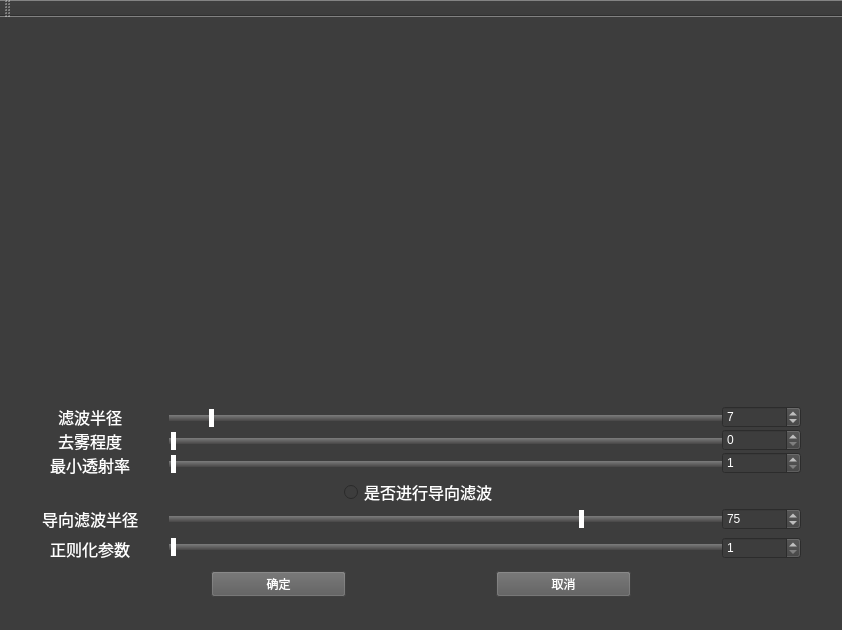
This is Image_processing/Image_Removal_ui.ui in SundalandBR/ImageProcessing as Qt 5 draws it before an edit. The edited form follows.
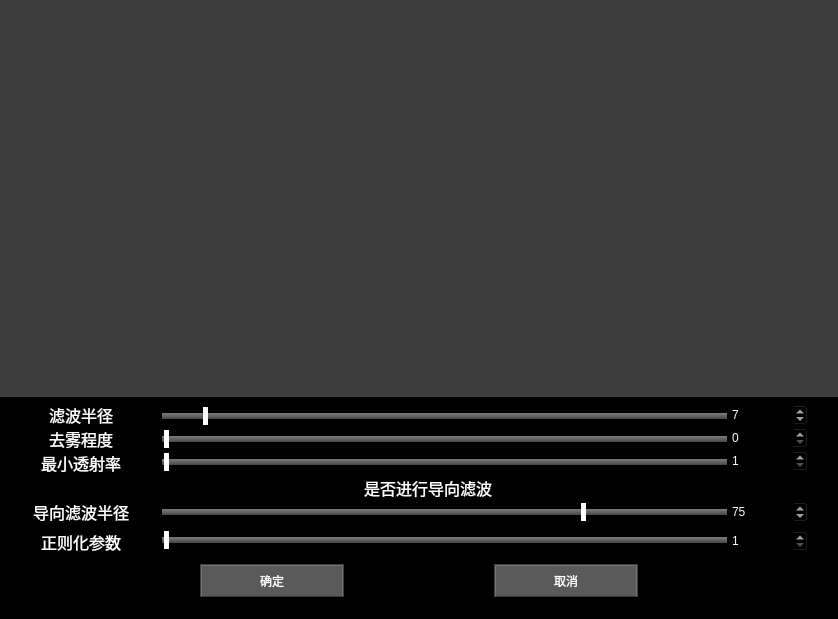
This is the edited form. Icons and pictures are not drawn.

What changed in the file:
```diff
--- a/Image_processing/Image_Removal_ui.ui
+++ b/Image_processing/Image_Removal_ui.ui
@@ -7,21 +7,212 @@
     <x>0</x>
     <y>0</y>
     <width>838</width>
-    <height>618</height>
+    <height>619</height>
    </rect>
   </property>
   <property name="windowTitle">
    <string>Image_Removal_ui</string>
   </property>
   <property name="styleSheet">
-   <string notr="true">background-color: rgb(249, 250, 251);
-background-color: rgb(61, 61, 61);</string>
+   <string notr="true">/*
+Dark Console Style Sheet for QT Applications
+Author: Jaime A. Quiroga P.
+Company: GTRONICK
+Last updated: 24/05/2018, 17:12.
+Available at: https://github.com/GTRONICK/QSS/blob/master/ConsoleStyle.qss
+*/
+QWidget {
+	background-color:rgb(0, 0, 0);
+	color: rgb(240, 240, 240);
+	border-color: rgb(58, 58, 58);
+}
+
+QPlainTextEdit {
+	background-color:rgb(0, 0, 0);
+	color: rgb(200, 200, 200);
+	selection-background-color: rgb(255, 153, 0);
+	selection-color: rgb(0, 0, 0);
+}
+
+QTabWidget::pane {
+    	border-top: 1px solid #000000;
+}
+
+QTabBar::tab {
+ 	background-color:rgb(0, 0, 0);
+ 	border-style: outset;
+	border-width: 1px;
+	border-right-color: qlineargradient(spread:pad, x1:0.4, y1:0.5, x2:0.6, y2:0.5, stop:0 rgba(115, 115, 115, 255), stop:1 rgba(62, 62, 62, 255));
+	border-left-color: qlineargradient(spread:pad, x1:0.6, y1:0.5, x2:0.4, y2:0.5, stop:0 rgba(115, 115, 115, 255), stop:1 rgba(62, 62, 62, 255));
+  border-bottom-color: rgb(58, 58, 58);
+	border-bottom-width: 1px;
+	border-top-width: 0px;
+	border-style: solid;
+	color: rgb(255, 153, 0);
+	padding: 4px;
+}
+
+QTabBar::tab:selected, QTabBar::tab:hover {
+   color: rgb(255, 255, 255);
+   background-color:rgb(0, 0, 0);
+   border-color:rgb(42, 42, 42);
+   margin-left: 0px;
+   margin-right: 0px;
+   border-bottom-right-radius:4px;
+   border-bottom-left-radius:4px;
+}
+
+QTabBar::tab:last:selected {
+  background-color:rgb(0, 0, 0);
+	border-color:rgb(42, 42, 42);
+	margin-left: 0px;
+  	margin-right: 0px;
+	border-bottom-right-radius:4px;
+	border-bottom-left-radius:4px;
+}
+
+QTabBar::tab:!selected {
+   margin-bottom: 4px;
+   border-bottom-right-radius:4px;
+   border-bottom-left-radius:4px;
+}
+
+QPushButton{
+	border-style: outset;
+	border-width: 2px;
+	border-top-color: qlineargradient(spread:pad, x1:0.5, y1:0.6, x2:0.5, y2:0.4, stop:0 rgba(115, 115, 115, 255), stop:1 rgba(62, 62, 62, 255));
+	border-right-color: qlineargradient(spread:pad, x1:0.4, y1:0.5, x2:0.6, y2:0.5, stop:0 rgba(115, 115, 115, 255), stop:1 rgba(62, 62, 62, 255));
+	border-left-color: qlineargradient(spread:pad, x1:0.6, y1:0.5, x2:0.4, y2:0.5, stop:0 rgba(115, 115, 115, 255), stop:1 rgba(62, 62, 62, 255));
+	border-bottom-color: rgb(58, 58, 58);
+	border-bottom-width: 1px;
+	border-style: solid;
+	color: rgb(255, 255, 255);
+	padding: 6px;
+	background-color: qlineargradient(spread:pad, x1:0.5, y1:1, x2:0.5, y2:0, stop:0 rgba(77, 77, 77, 255), stop:1 rgba(97, 97, 97, 255));
+}
+
+QPushButton:hover{
+	border-style: outset;
+	border-width: 2px;
+	border-top-color: qlineargradient(spread:pad, x1:0.5, y1:0.6, x2:0.5, y2:0.4, stop:0 rgba(180, 180, 180, 255), stop:1 rgba(110, 110, 110, 255));
+	border-right-color: qlineargradient(spread:pad, x1:0.4, y1:0.5, x2:0.6, y2:0.5, stop:0 rgba(180, 180, 180, 255), stop:1 rgba(110, 110, 110, 255));
+	border-left-color: qlineargradient(spread:pad, x1:0.6, y1:0.5, x2:0.4, y2:0.5, stop:0 rgba(180, 180, 180, 255), stop:1 rgba(110, 110, 110, 255));
+	border-bottom-color: rgb(115, 115, 115);
+	border-bottom-width: 1px;
+	border-style: solid;
+	color: rgb(255, 255, 255);
+	padding: 6px;
+	background-color: qlineargradient(spread:pad, x1:0.5, y1:1, x2:0.5, y2:0, stop:0 rgba(107, 107, 107, 255), stop:1 rgba(157, 157, 157, 255));
+}
+
+QPushButton:pressed{
+	border-style: outset;
+	border-width: 2px;
+	border-top-color: qlineargradient(spread:pad, x1:0.5, y1:0.6, x2:0.5, y2:0.4, stop:0 rgba(62, 62, 62, 255), stop:1 rgba(22, 22, 22, 255));
+	border-right-color: qlineargradient(spread:pad, x1:0.4, y1:0.5, x2:0.6, y2:0.5, stop:0 rgba(115, 115, 115, 255), stop:1 rgba(62, 62, 62, 255));
+	border-left-color: qlineargradient(spread:pad, x1:0.6, y1:0.5, x2:0.4, y2:0.5, stop:0 rgba(115, 115, 115, 255), stop:1 rgba(62, 62, 62, 255));
+	border-bottom-color: rgb(58, 58, 58);
+	border-bottom-width: 1px;
+	border-style: solid;
+	color: rgb(255, 255, 255);
+	padding: 6px;
+	background-color: qlineargradient(spread:pad, x1:0.5, y1:1, x2:0.5, y2:0, stop:0 rgba(77, 77, 77, 255), stop:1 rgba(97, 97, 97, 255));
+}
+
+QPushButton:disabled{
+	border-style: outset;
+	border-width: 2px;
+	border-top-color: qlineargradient(spread:pad, x1:0.5, y1:0.6, x2:0.5, y2:0.4, stop:0 rgba(115, 115, 115, 255), stop:1 rgba(62, 62, 62, 255));
+	border-right-color: qlineargradient(spread:pad, x1:0.4, y1:0.5, x2:0.6, y2:0.5, stop:0 rgba(115, 115, 115, 255), stop:1 rgba(62, 62, 62, 255));
+	border-left-color: qlineargradient(spread:pad, x1:0.6, y1:0.5, x2:0.4, y2:0.5, stop:0 rgba(115, 115, 115, 255), stop:1 rgba(62, 62, 62, 255));
+	border-bottom-color: rgb(58, 58, 58);
+	border-bottom-width: 1px;
+	border-style: solid;
+	color: rgb(0, 0, 0);
+	padding: 6px;
+	background-color: qlineargradient(spread:pad, x1:0.5, y1:1, x2:0.5, y2:0, stop:0 rgba(57, 57, 57, 255), stop:1 rgba(77, 77, 77, 255));
+}
+
+QLineEdit {
+	border-width: 1px; border-radius: 4px;
+	border-color: rgb(58, 58, 58);
+	border-style: inset;
+	padding: 0 8px;
+	color: rgb(255, 255, 255);
+	background:rgb(101, 101, 101);
+	selection-background-color: rgb(187, 187, 187);
+	selection-color: rgb(60, 63, 65);
+}
+
+QProgressBar {
+	text-align: center;
+	color: rgb(255, 255, 255);
+	border-width: 1px; 
+	border-radius: 10px;
+	border-color: rgb(58, 58, 58);
+	border-style: inset;
+}
+
+QProgressBar::chunk {
+	background-color: qlineargradient(spread:pad, x1:0.5, y1:0.7, x2:0.5, y2:0.3, stop:0 rgba(0, 200, 0, 255), stop:1 rgba(30, 230, 30, 255));
+	border-radius: 10px;
+}
+
+QMenuBar {
+	background:rgb(0, 0, 0);
+	color: rgb(255,255, 255);
+}
+
+QMenuBar::item {
+  	spacing: 3px; 
+	padding: 1px 4px;
+  	background: transparent;
+}
+
+QMenuBar::item:selected { 
+  	background:rgb(115, 115, 115);
+}
+
+QMenu {
+	border-width: 2px; 
+	border-radius: 10px;
+	border-color: rgb(0, 0, 0);
+	border-style: outset;
+}
+
+QMenu::item {
+	spacing: 3px; 
+	padding: 3px 15px;
+}
+
+QMenu::item:selected {
+	spacing: 3px; 
+	padding: 3px 15px;
+	background:rgb(115, 115, 115);
+	color:rgb(255, 255, 255);
+	border-width: 1px; 
+	border-radius: 10px;
+	border-color: rgb(58, 58, 58);
+	border-style: inset;
+}</string>
   </property>
   <widget class="QWidget" name="centralWidget">
    <property name="styleSheet">
     <string notr="true"/>
    </property>
    <layout class="QVBoxLayout" name="verticalLayout_8" stretch="8,2">
+    <property name="leftMargin">
+     <number>0</number>
+    </property>
+    <property name="topMargin">
+     <number>0</number>
+    </property>
+    <property name="rightMargin">
+     <number>0</number>
+    </property>
+    <property name="bottomMargin">
+     <number>0</number>
+    </property>
     <item>
      <widget class="QLabel" name="removal_label">
       <property name="minimumSize">
@@ -516,14 +707,6 @@
     </item>
    </layout>
   </widget>
-  <widget class="QToolBar" name="mainToolBar">
-   <attribute name="toolBarArea">
-    <enum>TopToolBarArea</enum>
-   </attribute>
-   <attribute name="toolBarBreak">
-    <bool>false</bool>
-   </attribute>
-  </widget>
   <widget class="QStatusBar" name="statusBar"/>
  </widget>
  <layoutdefault spacing="6" margin="11"/>
```
Left out of the diff: 3 changed lines with no effect on the pictures.
